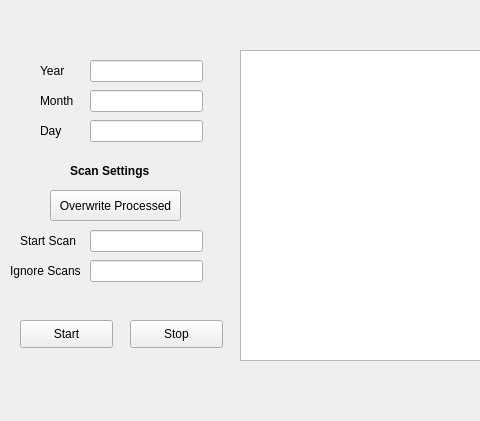
Before: the Qt Designer form ScanAnalysis/live_watch/scan_analysis_gui/app/gui/ScAnalyzer.ui in GEECS-BELLA/GEECS-Plugins, drawn with Qt 5; both pictures show x 0 to 480 and y 0 to 421 of the 906 by 421 pixel window.
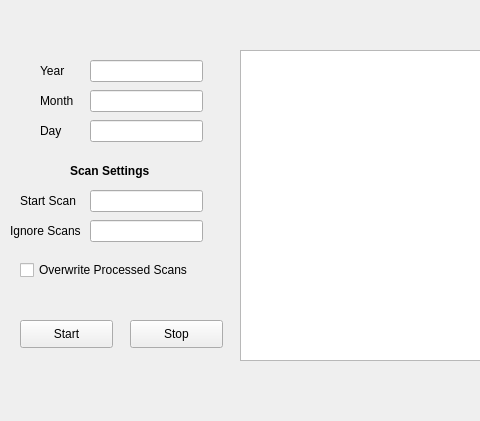
After: the same form once the commit is applied.

Commit message:
Modified overwrite scan logic
Changed to a checkbox instead of a button and made it actually set the flag for overwriting stashed list of processed scans scan watch started with true value.

Patch:
```diff
--- a/ScanAnalysis/live_watch/scan_analysis_gui/app/gui/ScAnalyzer.ui
+++ b/ScanAnalysis/live_watch/scan_analysis_gui/app/gui/ScAnalyzer.ui
@@ -126,7 +126,7 @@
     <property name="geometry">
      <rect>
       <x>90</x>
-      <y>230</y>
+      <y>190</y>
       <width>113</width>
       <height>22</height>
      </rect>
@@ -136,7 +136,7 @@
     <property name="geometry">
      <rect>
       <x>20</x>
-      <y>230</y>
+      <y>190</y>
       <width>61</width>
       <height>21</height>
      </rect>
@@ -149,7 +149,7 @@
     <property name="geometry">
      <rect>
       <x>10</x>
-      <y>260</y>
+      <y>220</y>
       <width>81</width>
       <height>21</height>
      </rect>
@@ -162,7 +162,7 @@
     <property name="geometry">
      <rect>
       <x>90</x>
-      <y>260</y>
+      <y>220</y>
       <width>113</width>
       <height>22</height>
      </rect>
@@ -187,19 +187,6 @@
      <string>Scan Settings</string>
     </property>
    </widget>
-   <widget class="QPushButton" name="buttonOverwrite">
-    <property name="geometry">
-     <rect>
-      <x>50</x>
-      <y>190</y>
-      <width>131</width>
-      <height>31</height>
-     </rect>
-    </property>
-    <property name="text">
-     <string>Overwrite Processed</string>
-    </property>
-   </widget>
    <widget class="QPushButton" name="buttonAnalysisActivator">
     <property name="geometry">
      <rect>
@@ -222,6 +209,19 @@
      <bool>false</bool>
     </property>
    </widget>
+   <widget class="QCheckBox" name="checkBoxOverwrite">
+    <property name="geometry">
+     <rect>
+      <x>20</x>
+      <y>260</y>
+      <width>191</width>
+      <height>20</height>
+     </rect>
+    </property>
+    <property name="text">
+     <string>Overwrite Processed Scans</string>
+    </property>
+   </widget>
   </widget>
  </widget>
  <resources/>
```
The commit also changes 2 other files.
